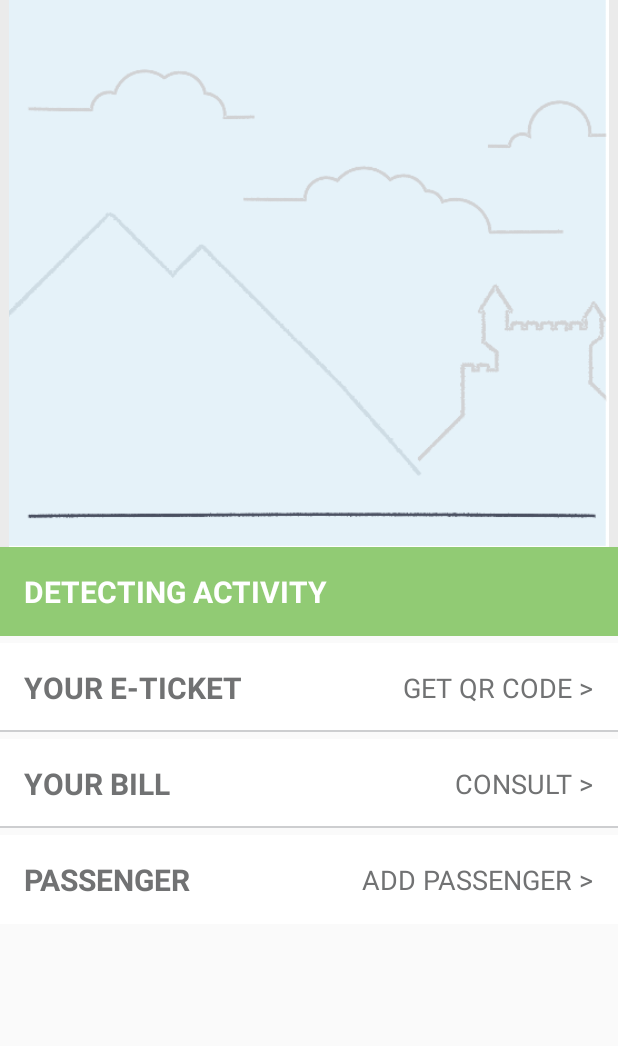
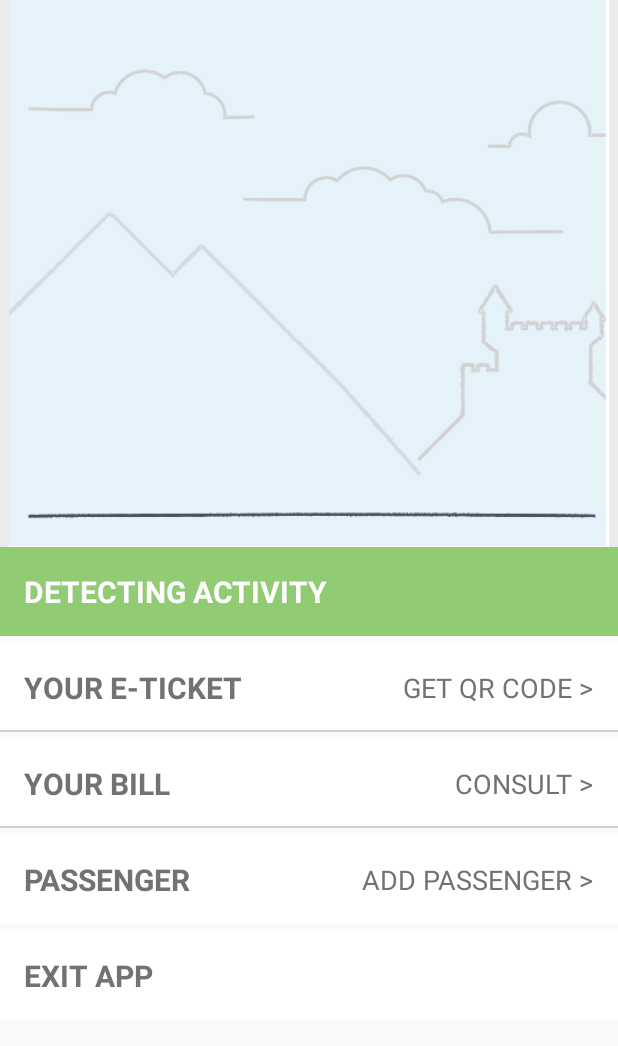
Before and after one commit to baneizalfe/gocarinthia, an Android app: the screen it shows after launch (HomeActivity), on a phone screen of 412 x 824 dp, the part 71-1117 px from its top. Run offline under Robolectric (Android 15) with nearby library versions, the light colour scheme and no system bars; our stand-ins replace ButterKnife; libraries missing offline, so code that uses them is left out: com.activeandroid, com.activeandroid.query, com.karumi.dexter; 3 statements that could not run were skipped.

Commit message:
exit app

```diff
--- a/app/src/main/java/com/baneizalfe/gocarinthia/activities/HomeActivity.java
+++ b/app/src/main/java/com/baneizalfe/gocarinthia/activities/HomeActivity.java
@@ -207,4 +207,23 @@ public class HomeActivity extends BaseActivity {
         Intent myIntent = new Intent(this, QrCodeActivity.class);
         startActivity(myIntent);
     }
+
+    @OnClick(R.id.exit_title)
+    void exitApp() {
+
+        showConfirmDialog(getString(R.string.confirm_exit), getString(R.string.yes), getString(R.string.no), new ConfirmDialogListener() {
+            @Override
+            public void onConfirmed() {
+                stopService(new Intent(HomeActivity.this, TrackingService.class));
+                finish();
+            }
+
+            @Override
+            public void onDeclined() {
+
+            }
+        });
+
+
+    }
 }
--- a/app/src/main/res/layout/activity_home.xml
+++ b/app/src/main/res/layout/activity_home.xml
@@ -173,6 +173,30 @@
                 </RelativeLayout>
             </FrameLayout>
 
+            <FrameLayout
+                android:id="@+id/home_exit_btn"
+                android:layout_width="match_parent"
+                android:layout_height="wrap_content"
+                android:clickable="true"
+                android:foreground="?attr/selectableItemBackground"
+                android:minHeight="?listPreferredItemHeight">
+
+                <RelativeLayout
+                    android:layout_width="match_parent"
+                    android:layout_height="wrap_content"
+                    android:background="@android:color/white"
+                    android:padding="16dp">
+
+                    <TextView
+                        android:id="@+id/exit_title"
+                        style="@style/HomeItemTitle"
+                        android:layout_width="wrap_content"
+                        android:layout_height="wrap_content"
+                        android:layout_centerVertical="true"
+                        android:text="@string/exit_title" />
+
+                </RelativeLayout>
+            </FrameLayout>
         </LinearLayout>
 
     </ScrollView>
--- a/app/src/main/res/values/strings.xml
+++ b/app/src/main/res/values/strings.xml
@@ -30,4 +30,9 @@
     <string name="passenger_action">Add Passenger ></string>
     <string name="show_control">Show this screen to Controller</string>
     <string name="title_activity_qr_code">E-Ticket</string>
+
+    <string name="exit_title">Exit App</string>
+    <string name="yes">Yes</string>
+    <string name="no">No</string>
+    <string name="confirm_exit">Exit App?</string>
 </resources>
```
